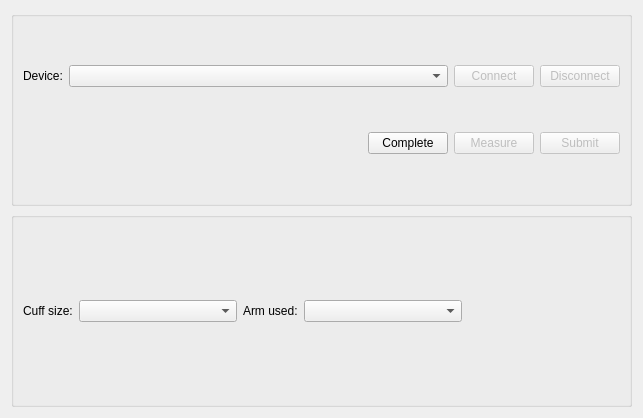
Old version of the form src/dialogs/blood_pressure_dialog.ui in the repository CLSA/cypress.
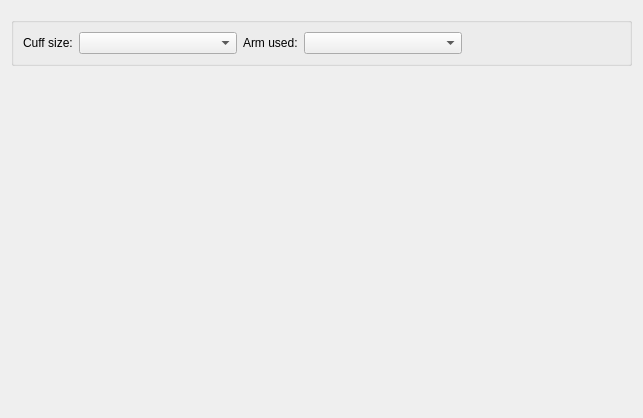
New version of the form. Custom widgets are drawn as their Qt base class.

Patch:
```diff
--- a/src/dialogs/blood_pressure_dialog.ui
+++ b/src/dialogs/blood_pressure_dialog.ui
@@ -21,116 +21,7 @@
   </property>
   <layout class="QVBoxLayout" name="verticalLayout_2">
    <item>
-    <widget class="QGroupBox" name="pathGroupBox">
-     <property name="sizePolicy">
-      <sizepolicy hsizetype="Preferred" vsizetype="Minimum">
-       <horstretch>0</horstretch>
-       <verstretch>0</verstretch>
-      </sizepolicy>
-     </property>
-     <property name="title">
-      <string/>
-     </property>
-     <layout class="QVBoxLayout" name="verticalLayout_3">
-      <item>
-       <layout class="QHBoxLayout" name="horizontalLayout_2">
-        <item>
-         <widget class="QLabel" name="deviceLabel">
-          <property name="sizePolicy">
-           <sizepolicy hsizetype="Fixed" vsizetype="Preferred">
-            <horstretch>0</horstretch>
-            <verstretch>0</verstretch>
-           </sizepolicy>
-          </property>
-          <property name="layoutDirection">
-           <enum>Qt::LeftToRight</enum>
-          </property>
-          <property name="text">
-           <string>Device:</string>
-          </property>
-          <property name="alignment">
-           <set>Qt::AlignLeading|Qt::AlignLeft|Qt::AlignVCenter</set>
-          </property>
-         </widget>
-        </item>
-        <item>
-         <widget class="QComboBox" name="deviceComboBox">
-          <property name="sizePolicy">
-           <sizepolicy hsizetype="MinimumExpanding" vsizetype="Fixed">
-            <horstretch>0</horstretch>
-            <verstretch>0</verstretch>
-           </sizepolicy>
-          </property>
-         </widget>
-        </item>
-        <item>
-         <widget class="QPushButton" name="connectButton">
-          <property name="enabled">
-           <bool>false</bool>
-          </property>
-          <property name="text">
-           <string>Connect</string>
-          </property>
-         </widget>
-        </item>
-        <item>
-         <widget class="QPushButton" name="disconnectButton">
-          <property name="enabled">
-           <bool>false</bool>
-          </property>
-          <property name="text">
-           <string>Disconnect</string>
-          </property>
-         </widget>
-        </item>
-       </layout>
-      </item>
-      <item>
-       <layout class="QHBoxLayout" name="horizontalLayout">
-        <item>
-         <spacer name="horizontalSpacer_2">
-          <property name="orientation">
-           <enum>Qt::Horizontal</enum>
-          </property>
-          <property name="sizeHint" stdset="0">
-           <size>
-            <width>40</width>
-            <height>20</height>
-           </size>
-          </property>
-         </spacer>
-        </item>
-        <item>
-         <widget class="QPushButton" name="completeButton">
-          <property name="text">
-           <string>Complete</string>
-          </property>
-         </widget>
-        </item>
-        <item>
-         <widget class="QPushButton" name="measureButton">
-          <property name="enabled">
-           <bool>false</bool>
-          </property>
-          <property name="text">
-           <string>Measure</string>
-          </property>
-         </widget>
-        </item>
-        <item>
-         <widget class="QPushButton" name="submitButton">
-          <property name="enabled">
-           <bool>false</bool>
-          </property>
-          <property name="text">
-           <string>Submit</string>
-          </property>
-         </widget>
-        </item>
-       </layout>
-      </item>
-     </layout>
-    </widget>
+    <widget class="TestInfoWidget" name="testInfoWidget" native="true"/>
    </item>
    <item>
     <widget class="QGroupBox" name="armBandGroupBox">
@@ -212,8 +103,38 @@
      </layout>
     </widget>
    </item>
+   <item>
+    <widget class="MeasurementTable" name="measurementTable" native="true"/>
+   </item>
+   <item>
+    <spacer name="verticalSpacer">
+     <property name="orientation">
+      <enum>Qt::Vertical</enum>
+     </property>
+     <property name="sizeHint" stdset="0">
+      <size>
+       <width>20</width>
+       <height>40</height>
+      </size>
+     </property>
+    </spacer>
+   </item>
   </layout>
  </widget>
+ <customwidgets>
+  <customwidget>
+   <class>MeasurementTable</class>
+   <extends>QWidget</extends>
+   <header>widgets/measurement_table.h</header>
+   <container>1</container>
+  </customwidget>
+  <customwidget>
+   <class>TestInfoWidget</class>
+   <extends>QWidget</extends>
+   <header>widgets/test_info_widget.h</header>
+   <container>1</container>
+  </customwidget>
+ </customwidgets>
  <resources/>
  <connections/>
 </ui>
```
